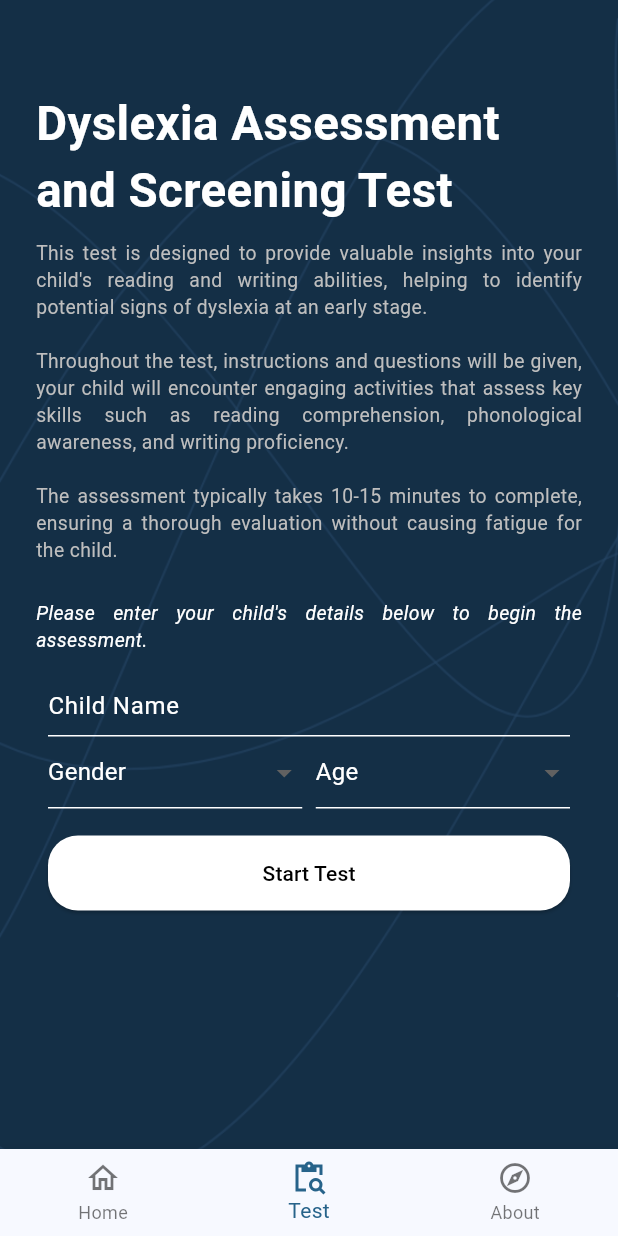
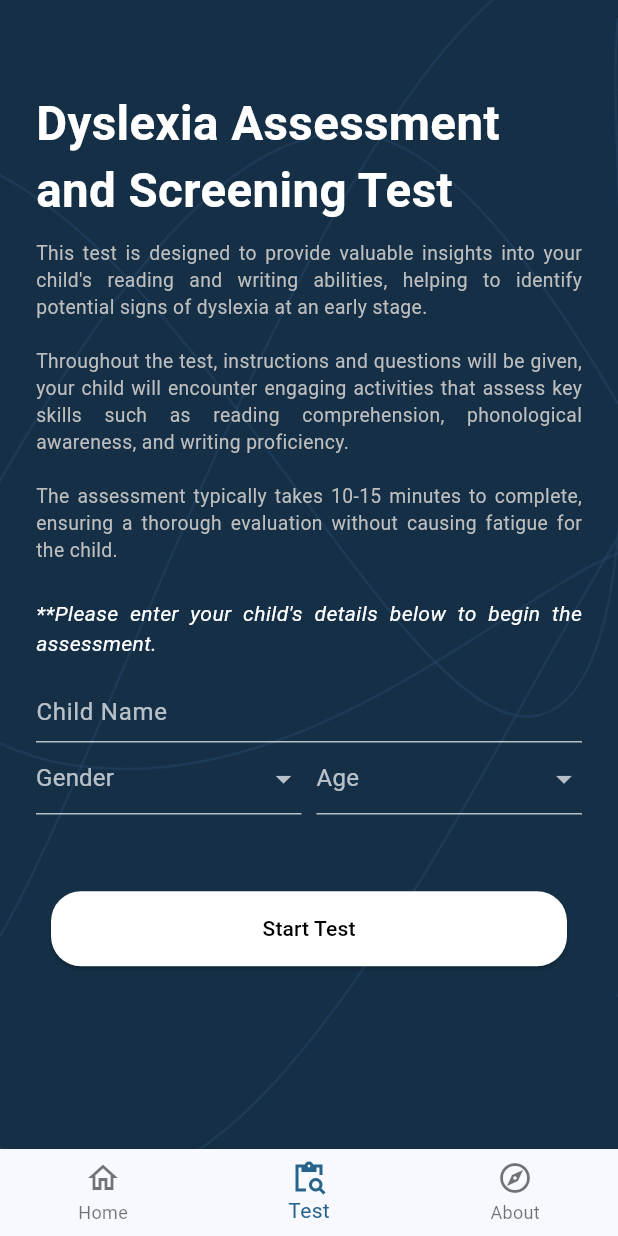
Before and after one commit to skyesuniverse/dysscreen_app_v1, a Flutter app: the screen it shows after launch, item 2 of the bottom bar chosen, on a phone screen of 412 x 824 dp. Run offline on Flutter 3.47's test engine with Material 2 defaults, Android fonts, the phone set to English and light mode, and no system bars; network calls fail.

Commit message:
update take test

```diff
--- a/lib/screens/aboutscreen.dart
+++ b/lib/screens/aboutscreen.dart
@@ -38,7 +38,7 @@ class _AboutScreenState extends State<AboutScreen> {
         crossAxisAlignment: CrossAxisAlignment.start,
         children: [
           Padding(
-            padding: EdgeInsetsDirectional.fromSTEB(20, 60, 0, 0),
+            padding: EdgeInsetsDirectional.fromSTEB(20, 60, 0, 15),
             child: Text(
               "About Dyslexia",
               style: TextStyle(
--- a/lib/screens/taketestscreen.dart
+++ b/lib/screens/taketestscreen.dart
@@ -95,9 +95,9 @@ class _TakeTestScreenState extends State<TakeTestScreen> {
                       ),
                     ),
                     Text(
-                      'Please enter your child\'s details below to begin the assessment.',
+                      '**Please enter your child\'s details below to begin the assessment.',
                       style: TextStyle(
-                        fontSize: screenWidth / 32,
+                        // fontSize: screenWidth / 30,
                         fontWeight: FontWeight.normal,
                         fontStyle: FontStyle.italic, // Set text to italic
 
@@ -109,35 +109,36 @@ class _TakeTestScreenState extends State<TakeTestScreen> {
                       key: _formKey,
                       child: Column(
                         children: [
-                          Padding(
-                            padding: EdgeInsetsDirectional.fromSTEB(8, 0, 8, 0),
-                            child: TextFormField(
+                          TextFormField(
                             textInputAction: TextInputAction.next,
                             controller: _childnameEditingController,
                             keyboardType: TextInputType.text,
                             decoration: const InputDecoration(
                               labelText: 'Child Name',
                               alignLabelWithHint: true,
-                                labelStyle: TextStyle(color: Colors.white),
+                              labelStyle: TextStyle(color: Colors.white70),
                               // focusedBorder: OutlineInputBorder(
                               //   borderSide: BorderSide(width: 2.0),
                               // ),
                               enabledBorder: UnderlineInputBorder(
                                 borderSide: BorderSide(
                                   color: Colors
-                                        .white, // Set the original line color to white
+                                      .white70, // Set the original line color to white
                                 ),
                               ),
                             ),
                           ),
-                          ),
-                          Padding(
-                            padding:
-                                EdgeInsetsDirectional.fromSTEB(8, 0, 8, 10),
-                            child: Row(
+                          Row(
                             children: [
                               Expanded(
+                                //Drop down for Gender
                                 child: DropdownButtonFormField(
+                                  iconEnabledColor: Colors.white70,
+                                  dropdownColor:
+                                      Color.fromARGB(255, 29, 64, 97),
+                                  hint: Text(
+                                    'Select',
+                                  ),
                                   itemHeight: 60,
                                   value: selectedGender,
                                   onChanged: (newValue) {
@@ -153,7 +154,7 @@ class _TakeTestScreenState extends State<TakeTestScreen> {
                                         style: TextStyle(
                                           // fontSize: screenWidth / 32,
                                           fontWeight: FontWeight.normal,
-                                            color: Colors.white,
+                                          color: Colors.white70,
                                         ),
                                       ),
                                     );
@@ -167,17 +168,21 @@ class _TakeTestScreenState extends State<TakeTestScreen> {
                                     enabledBorder: UnderlineInputBorder(
                                       borderSide: BorderSide(
                                         color: Colors
-                                              .white, // Set border color to white
+                                            .white70, // Set border color to white
                                       ),
                                     ),
                                   ),
                                 ),
                               ),
-                                const SizedBox(width: 9),
+                              const SizedBox(width: 10),
 
                               //Dropdown for Age
                               Expanded(
                                 child: DropdownButtonFormField(
+                                  iconEnabledColor: Colors.white70,
+                                  dropdownColor:
+                                      Color.fromARGB(255, 29, 64, 97),
+                                  // Color.fromARGB(255, 21, 46, 70),
                                   itemHeight: 60,
                                   value: selectedAge,
                                   onChanged: (newValue) {
@@ -193,7 +198,7 @@ class _TakeTestScreenState extends State<TakeTestScreen> {
                                         style: TextStyle(
                                           // fontSize: screenWidth / 32,
                                           fontWeight: FontWeight.normal,
-                                            color: Colors.white,
+                                          color: Colors.white70,
                                         ),
                                       ),
                                     );
@@ -207,7 +212,7 @@ class _TakeTestScreenState extends State<TakeTestScreen> {
                                     enabledBorder: UnderlineInputBorder(
                                       borderSide: BorderSide(
                                         color: Colors
-                                              .white, // Set border color to white
+                                            .white70, // Set border color to white
                                       ),
                                     ),
                                   ),
@@ -215,11 +220,14 @@ class _TakeTestScreenState extends State<TakeTestScreen> {
                               ),
                             ],
                           ),
+                          SizedBox(
+                            height: screenHeight * 0.05,
                           ),
 
                           //"Start Test" Button
                           Padding(
-                            padding: EdgeInsetsDirectional.fromSTEB(8, 8, 8, 0),
+                            padding:
+                                EdgeInsetsDirectional.fromSTEB(10, 10, 10, 0),
                             child: ElevatedButton(
                                 onPressed: () {
                                   insertDialog();
--- a/lib/widgets/aboutCard_Widget.dart
+++ b/lib/widgets/aboutCard_Widget.dart
@@ -55,13 +55,14 @@ class AboutCard extends StatelessWidget {
                 ),
               ),
               SizedBox(
-                height: screenHeight * 0.005,
+                height: screenHeight * 0.003,
               ),
               Text(
                 description,
                 style: Theme.of(context).textTheme.bodySmall!.copyWith(
                     // fontWeight: FontWeight.bold,
                     // height: 1.25,
+                    fontSize: screenWidth / 32,
                     color: Color.fromARGB(255, 0, 0, 0)),
                 maxLines: 2,
                 overflow: TextOverflow.ellipsis,
```
Lines whose indentation alone changed are shown as unchanged.
